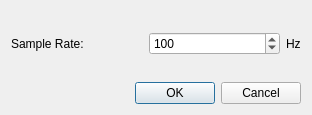
The window that ratedialog.ui (IMbackK/TelsysMaster) describes before a commit, drawn with Qt 5.
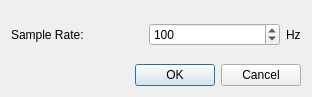
The same window after the commit.

Patch:
```diff
--- a/ratedialog.ui
+++ b/ratedialog.ui
@@ -7,7 +7,7 @@
     <x>0</x>
     <y>0</y>
     <width>312</width>
-    <height>115</height>
+    <height>97</height>
    </rect>
   </property>
   <property name="windowTitle">
```
